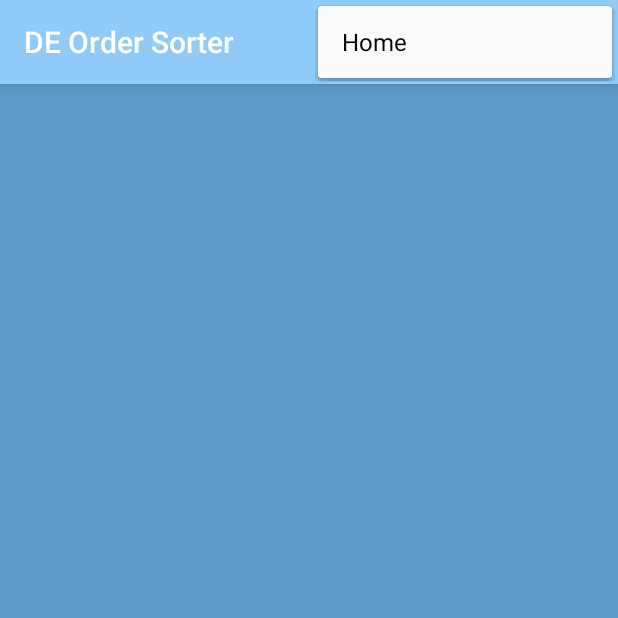
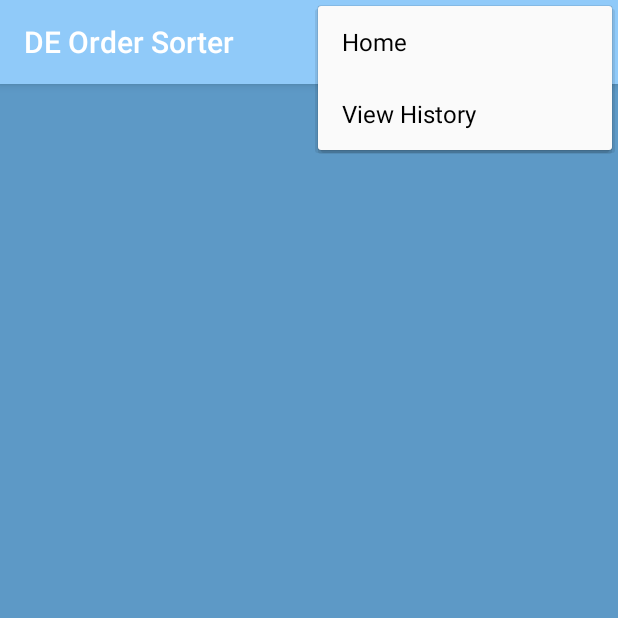
Before and after one commit to Jerbearone/OrderSorter, an Android app: the PickActivity screen opened directly, with no data from a screen before it, with the options menu open, on a phone screen of 412 x 824 dp, the top half of it. Run offline under Robolectric (Android 15) with nearby library versions, the phone set to English and light mode, and no system bars; our stand-ins replace Room's generated code; 1 statement that could not run was skipped.

Commit message:
Updated DB, Started implementing pick history.

```diff
--- /dev/null
+++ b/app/src/main/java/com/android/deordersorter/PickHandlerInterface.java
@@ -0,0 +1,11 @@
+package com.android.deordersorter;
+
+import com.android.deordersorter.database.ItemEntity;
+
+import java.util.ArrayList;
+
+public interface PickHandlerInterface {
+    void passInformation(ArrayList<ItemEntity> pickedList);
+
+    //todo implement passing of information after each pick to add up cases.
+}
--- a/app/src/main/java/com/android/deordersorter/PickRecyclerView/PickRecyclerViewAdapter.java
+++ b/app/src/main/java/com/android/deordersorter/PickRecyclerView/PickRecyclerViewAdapter.java
@@ -11,6 +11,7 @@ import android.widget.TextView;
 import androidx.annotation.NonNull;
 import androidx.recyclerview.widget.RecyclerView;
 
+import com.android.deordersorter.PickHandlerInterface;
 import com.android.deordersorter.R;
 import com.android.deordersorter.database.ItemEntity;
 import com.google.android.material.snackbar.Snackbar;
@@ -24,10 +25,12 @@ public class PickRecyclerViewAdapter extends RecyclerView.Adapter<PickRecyclerVi
     private ArrayList<Integer> mReversDeleteItemPositionsList = new ArrayList<>();
     private Context mContext;
     private int headerCount;
+    private PickHandlerInterface mPickHandlerInterface;
 
-    public PickRecyclerViewAdapter(ArrayList<ItemEntity> allItems,  Context context) {
+    public PickRecyclerViewAdapter(ArrayList<ItemEntity> allItems, Context context, PickHandlerInterface pickHandlerInterface) {
         mAllItems = allItems;
         mContext = context;
+        mPickHandlerInterface = pickHandlerInterface;
     }
 
     @Override
@@ -48,6 +51,10 @@ public class PickRecyclerViewAdapter extends RecyclerView.Adapter<PickRecyclerVi
         View itemRowView = layoutInflater.inflate(R.layout.single_item_row, parent, false);
         ViewHolder viewHolder = new ViewHolder(itemRowView);
         return viewHolder;
+    }
+
+    public void SendInformationToActivity() {
+        mPickHandlerInterface.passInformation(mReverseDeleteItemsList);
     }
 
     @Override
@@ -141,6 +148,7 @@ public class PickRecyclerViewAdapter extends RecyclerView.Adapter<PickRecyclerVi
             mAllItems.remove(position);
             notifyItemRemoved(position);
             showUndoSnackbar();
+            SendInformationToActivity();
 
 
     }
@@ -179,6 +187,7 @@ public class PickRecyclerViewAdapter extends RecyclerView.Adapter<PickRecyclerVi
             mReverseDeleteItemsList.remove(mReverseDeleteItemsList.size()-1);
             mReversDeleteItemPositionsList.remove(mReversDeleteItemPositionsList.size()-1);
             showUndoSnackbar();
+            SendInformationToActivity();
 
         }
 
--- a/app/src/main/res/menu/pick_activity_menu.xml
+++ b/app/src/main/res/menu/pick_activity_menu.xml
@@ -4,4 +4,7 @@
 
     <item android:title="@string/home"
         android:id="@+id/go_home_option_menu"/>
+
+    <item android:title="@string/view_history"
+        android:id="@+id/menu_option_view_history"/>
 </menu>
--- a/app/src/main/res/values/strings.xml
+++ b/app/src/main/res/values/strings.xml
@@ -24,6 +24,8 @@
     <string name="update_items_case_type_here">Update items case type here</string>
     <string name="edit_text_hint_string">Input item number</string>
     <string name="update">Update</string>
+    <string name="view_history">View History</string>
+    <string name="history_dialog_box_title">Yes</string>
 
     <string-array name="ScanSelectionSpinnerOptions">
         <item>RJ</item>
--- a/build.gradle
+++ b/build.gradle
@@ -10,7 +10,7 @@ buildscript {
 
     }
     dependencies {
-        classpath 'com.android.tools.build:gradle:3.5.1'
+        classpath 'com.android.tools.build:gradle:3.5.2'
         classpath 'com.google.gms:google-services:4.3.2'
 
         // NOTE: Do not place your application dependencies here; they belong
```
Also changed, not shown: app/src/main/java/com/android/deordersorter/MainActivity.java (+46 -24 lines), app/src/main/java/com/android/deordersorter/PickActivity.java (+49 -4 lines), app/src/main/java/com/android/deordersorter/models/PickRecyclerAdapterViewModel.java (deleted, +0 -26 lines), 3 other files.
